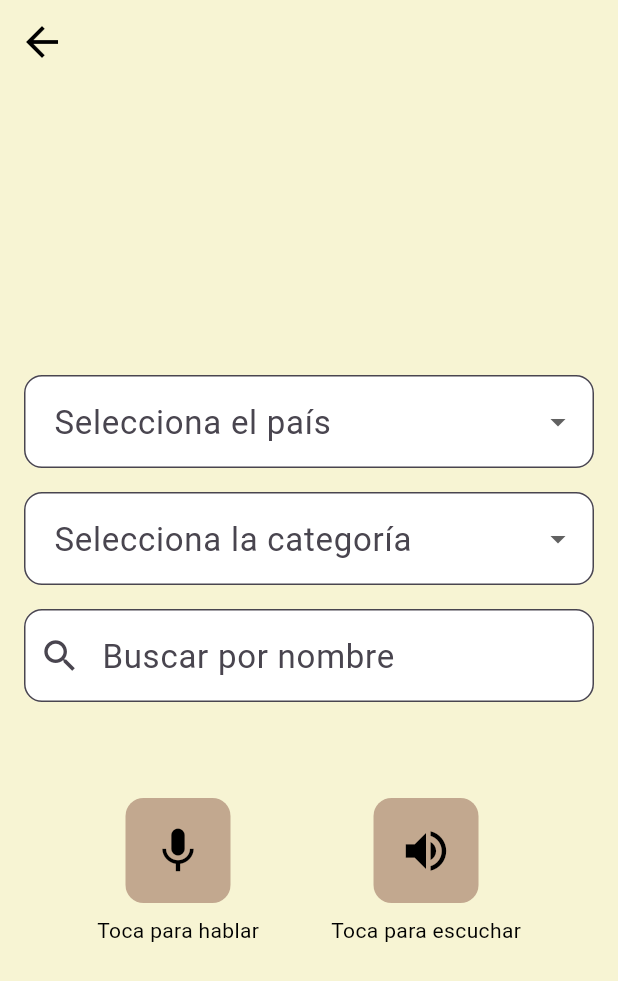
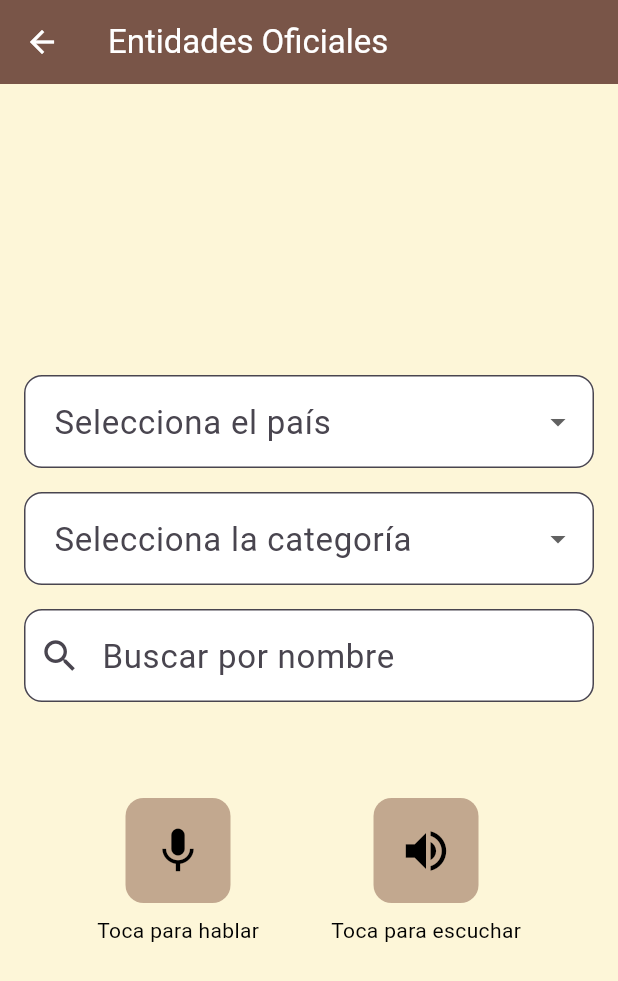
Before and after one commit to Esmeralda-RG/protectic, a Flutter app: the EntitiesScreen screen opened by its route, on a phone screen of 412 x 824 dp. Shown: the top 981 px of the screen. Run offline on Flutter 3.47's test engine with Material 3 defaults, Android fonts, the phone set to English and light mode, and no system bars; our stand-ins replace audioplayers, firebase_core, flutter_tts, percent_indicator, permission_handler, speech_to_text and 1 more; accounts and stored records are empty; Roboto replaces fonts that are missing (Arial).

```diff
--- a/frontend/lib/main.dart
+++ b/frontend/lib/main.dart
@@ -1,5 +1,6 @@
 import 'package:flutter/material.dart';
 import 'package:firebase_core/firebase_core.dart';
+import 'package:protectic/screens/evaluacion_llamada_screen.dart';
 import 'package:protectic/screens/llamada_entrante_screen.dart';
 import 'package:protectic/screens/simulacro_call_real.dart';
 import 'screens/preview_screen.dart';
@@ -40,6 +41,11 @@ class ProtecTICApp extends StatelessWidget {
         '/entities': (context) => const EntitiesScreen(),
         '/llamada-entrante': (_) => const LlamadaEntranteScreen(),
         '/simulacro-llamada': (_) => const SimulacroCallReal(),
+        '/evaluacion-llamada': (context) {
+          final args = ModalRoute.of(context)!.settings.arguments;
+          final input = (args is String) ? args : '';
+          return EvaluacionLlamadaScreen(pinIngresado: input);
+        },
       },
     );
   }
--- a/frontend/lib/screens/entities_screen.dart
+++ b/frontend/lib/screens/entities_screen.dart
@@ -285,9 +285,8 @@ class _EntitiesScreenState extends State<EntitiesScreen> {
                 ...List<Widget>.from(
                   (entity['contacto'] as List<dynamic>).map((c) {
                     final parts = c.toString().split(':');
-                    final label = parts.length > 1
-                        ? parts[0].trim()
-                        : 'Contacto';
+                    final label =
+                        parts.length > 1 ? parts[0].trim() : 'Contacto';
                     final value = parts.length > 1 ? parts[1].trim() : parts[0];
                     return Padding(
                       padding: const EdgeInsets.symmetric(vertical: 4),
@@ -325,14 +324,11 @@ class _EntitiesScreenState extends State<EntitiesScreen> {
 
   @override
   Widget build(BuildContext context) {
-    const bg = Color(0xFFF7F4D3);
-
     return Scaffold(
-      backgroundColor: bg,
       appBar: AppBar(
-        backgroundColor: bg,
-        elevation: 0,
-        iconTheme: const IconThemeData(color: Colors.black, size: 32),
+        title: const Text('Entidades Oficiales'),
+        backgroundColor: const Color(0xFF795548),
+        foregroundColor: Colors.white,
       ),
       body: isLoading
           ? const Center(child: CircularProgressIndicator())
@@ -495,7 +491,8 @@ class _EntitiesScreenState extends State<EntitiesScreen> {
         labelText: label,
         labelStyle: const TextStyle(fontSize: 22),
         border: OutlineInputBorder(borderRadius: BorderRadius.circular(12)),
-    contentPadding: const EdgeInsets.symmetric(horizontal: 16, vertical: 16),
+        contentPadding:
+            const EdgeInsets.symmetric(horizontal: 16, vertical: 16),
       );
 
   TextStyle _dropStyle() =>
--- a/frontend/lib/widgets/custom_home_button.dart
+++ b/frontend/lib/widgets/custom_home_button.dart
@@ -30,6 +30,7 @@ class CustomHomeButton extends StatelessWidget {
         onPressed: onPressed,
         child: Text(
           text,
+          textAlign: TextAlign.center,
           style: const TextStyle(
             color: Colors.white,
             fontWeight: FontWeight.w500,
```
Lines whose indentation alone changed are shown as unchanged.
